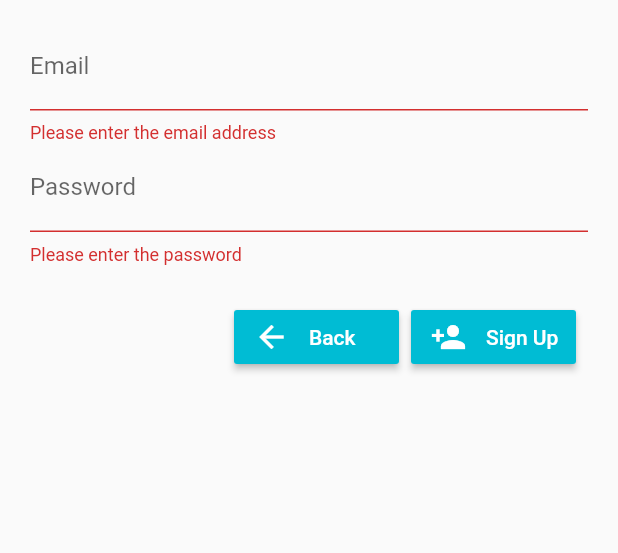
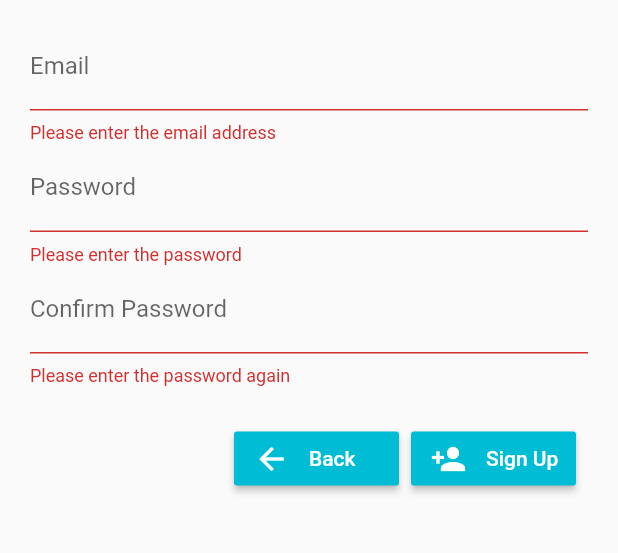
Before and after one commit to jaehoonx2/everybody_cheese, a Flutter app: the RegisterPage screen opened directly, after a tap on "Sign Up", on a phone screen of 412 x 824 dp, the part 434-987 px from its top. Run offline on Flutter 3.47's test engine with Material 2 defaults, Android fonts, the phone set to English and light mode, and no system bars; our stand-ins replace carousel_slider, cloud_firestore, device_info, firebase_auth, firebase_storage, flutter_signin_button and 4 more; missing offline and left inert: flutter_google_places, flutter_mailer, google_maps_webservice; accounts and stored records are empty.

Commit message:
password confirm process added

```diff
--- a/lib/register.dart
+++ b/lib/register.dart
@@ -14,6 +14,7 @@ class RegisterPageState extends State<RegisterPage> {
   final GlobalKey<FormState> _formKey = GlobalKey<FormState>();
   final TextEditingController _emailController = TextEditingController();
   final TextEditingController _passwordController = TextEditingController();
+  final TextEditingController _confirmController = TextEditingController();
 
   bool _success;
   String _userEmail;
@@ -61,6 +62,17 @@ class RegisterPageState extends State<RegisterPage> {
                   },
                   obscureText: true,
                 ),
+                TextFormField(
+                  controller: _confirmController,
+                  decoration: const InputDecoration(labelText: 'Confirm Password'),
+                  validator: (String value) {
+                    if (value.isEmpty) {
+                      return 'Please enter the password again';
+                    }
+                    return null;
+                  },
+                  obscureText: true,
+                ),
                 Container(
                   padding: const EdgeInsets.symmetric(vertical: 16.0),
                   alignment: Alignment.center,
@@ -79,7 +91,8 @@ class RegisterPageState extends State<RegisterPage> {
                         text: 'Sign Up',
                         icon: Icons.person_add,
                         onPressed: () async {
-                          if (_formKey.currentState.validate()) {
+                          if (_passwordController.text == _confirmController.text
+                              && _formKey.currentState.validate()) {
                             _register();
                           }
                         },
```
